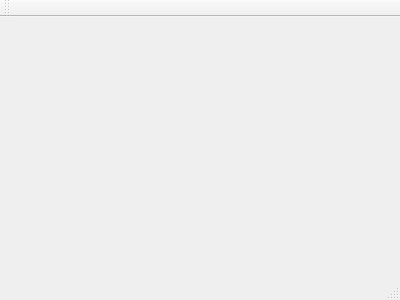
First picture: the form in Coursework3/QtApp/mainwindow.ui, repository aadityaparashar/CppCourseworks, before the edit.
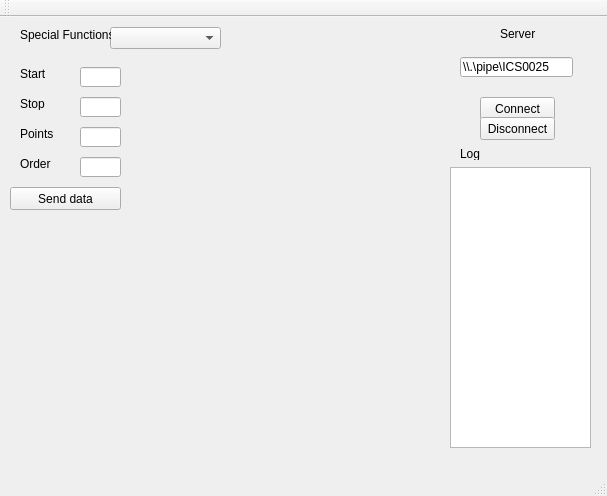
Second picture: the form after the edit. Custom widgets are drawn as their Qt base class.

```diff
--- a/Coursework3/QtApp/mainwindow.ui
+++ b/Coursework3/QtApp/mainwindow.ui
@@ -1,24 +1,261 @@
 <ui version="4.0">
  <class>MainWindow</class>
- <widget class="QMainWindow" name="MainWindow" >
-  <property name="geometry" >
+ <widget class="QMainWindow" name="MainWindow">
+  <property name="geometry">
    <rect>
     <x>0</x>
     <y>0</y>
-    <width>400</width>
-    <height>300</height>
+    <width>607</width>
+    <height>496</height>
    </rect>
   </property>
   <property name="windowTitle" >
    <string>MainWindow</string>
   </property>
-  <widget class="QMenuBar" name="menuBar" />
-  <widget class="QToolBar" name="mainToolBar" />
-  <widget class="QWidget" name="centralWidget" />
-  <widget class="QStatusBar" name="statusBar" />
+  <widget class="QWidget" name="centralWidget">
+   <widget class="QCustomPlot" name="graph_plot" native="true">
+    <property name="geometry">
+     <rect>
+      <x>10</x>
+      <y>200</y>
+      <width>401</width>
+      <height>221</height>
+     </rect>
+    </property>
+   </widget>
+   <widget class="QTextEdit" name="connection_log">
+    <property name="geometry">
+     <rect>
+      <x>450</x>
+      <y>150</y>
+      <width>141</width>
+      <height>281</height>
+     </rect>
+    </property>
+   </widget>
+   <widget class="QPushButton" name="send_data">
+    <property name="geometry">
+     <rect>
+      <x>10</x>
+      <y>170</y>
+      <width>111</width>
+      <height>23</height>
+     </rect>
+    </property>
+    <property name="text">
+     <string>Send data</string>
+    </property>
+   </widget>
+   <widget class="QPushButton" name="server_connect">
+    <property name="geometry">
+     <rect>
+      <x>480</x>
+      <y>80</y>
+      <width>75</width>
+      <height>23</height>
+     </rect>
+    </property>
+    <property name="text">
+     <string>Connect</string>
+    </property>
+   </widget>
+   <widget class="QPushButton" name="server_disconnect">
+    <property name="geometry">
+     <rect>
+      <x>480</x>
+      <y>100</y>
+      <width>75</width>
+      <height>23</height>
+     </rect>
+    </property>
+    <property name="text">
+     <string>Disconnect</string>
+    </property>
+   </widget>
+   <widget class="QComboBox" name="special_functions">
+    <property name="geometry">
+     <rect>
+      <x>110</x>
+      <y>10</y>
+      <width>111</width>
+      <height>22</height>
+     </rect>
+    </property>
+   </widget>
+   <widget class="QLabel" name="label">
+    <property name="geometry">
+     <rect>
+      <x>20</x>
+      <y>50</y>
+      <width>47</width>
+      <height>13</height>
+     </rect>
+    </property>
+    <property name="text">
+     <string>Start</string>
+    </property>
+   </widget>
+   <widget class="QLabel" name="label_2">
+    <property name="geometry">
+     <rect>
+      <x>20</x>
+      <y>80</y>
+      <width>47</width>
+      <height>13</height>
+     </rect>
+    </property>
+    <property name="text">
+     <string>Stop</string>
+    </property>
+   </widget>
+   <widget class="QLabel" name="label_3">
+    <property name="geometry">
+     <rect>
+      <x>20</x>
+      <y>110</y>
+      <width>47</width>
+      <height>13</height>
+     </rect>
+    </property>
+    <property name="text">
+     <string>Points</string>
+    </property>
+   </widget>
+   <widget class="QLabel" name="order_label">
+    <property name="geometry">
+     <rect>
+      <x>20</x>
+      <y>140</y>
+      <width>47</width>
+      <height>13</height>
+     </rect>
+    </property>
+    <property name="text">
+     <string>Order</string>
+    </property>
+   </widget>
+   <widget class="QLabel" name="label_5">
+    <property name="geometry">
+     <rect>
+      <x>20</x>
+      <y>10</y>
+      <width>91</width>
+      <height>16</height>
+     </rect>
+    </property>
+    <property name="text">
+     <string>Special Functions</string>
+    </property>
+   </widget>
+   <widget class="QLabel" name="label_6">
+    <property name="geometry">
+     <rect>
+      <x>500</x>
+      <y>10</y>
+      <width>47</width>
+      <height>13</height>
+     </rect>
+    </property>
+    <property name="text">
+     <string>Server</string>
+    </property>
+   </widget>
+   <widget class="QLabel" name="label_7">
+    <property name="geometry">
+     <rect>
+      <x>460</x>
+      <y>130</y>
+      <width>47</width>
+      <height>13</height>
+     </rect>
+    </property>
+    <property name="text">
+     <string>Log</string>
+    </property>
+   </widget>
+   <widget class="QLineEdit" name="start_value">
+    <property name="geometry">
+     <rect>
+      <x>80</x>
+      <y>50</y>
+      <width>41</width>
+      <height>20</height>
+     </rect>
+    </property>
+   </widget>
+   <widget class="QLineEdit" name="end_value">
+    <property name="geometry">
+     <rect>
+      <x>80</x>
+      <y>80</y>
+      <width>41</width>
+      <height>20</height>
+     </rect>
+    </property>
+   </widget>
+   <widget class="QLineEdit" name="points_value">
+    <property name="geometry">
+     <rect>
+      <x>80</x>
+      <y>110</y>
+      <width>41</width>
+      <height>20</height>
+     </rect>
+    </property>
+   </widget>
+   <widget class="QLineEdit" name="order_value">
+    <property name="geometry">
+     <rect>
+      <x>80</x>
+      <y>140</y>
+      <width>41</width>
+      <height>20</height>
+     </rect>
+    </property>
+   </widget>
+   <widget class="QLineEdit" name="server_address">
+    <property name="geometry">
+     <rect>
+      <x>460</x>
+      <y>40</y>
+      <width>113</width>
+      <height>20</height>
+     </rect>
+    </property>
+    <property name="text">
+     <string>\\.\pipe\ICS0025</string>
+    </property>
+   </widget>
+  </widget>
+  <widget class="QMenuBar" name="menuBar">
+   <property name="geometry">
+    <rect>
+     <x>0</x>
+     <y>0</y>
+     <width>607</width>
+     <height>21</height>
+    </rect>
+   </property>
+  </widget>
+  <widget class="QToolBar" name="mainToolBar">
+   <attribute name="toolBarArea">
+    <enum>TopToolBarArea</enum>
+   </attribute>
+   <attribute name="toolBarBreak">
+    <bool>false</bool>
+   </attribute>
+  </widget>
+  <widget class="QStatusBar" name="statusBar"/>
  </widget>
- <layoutDefault spacing="6" margin="11" />
- <pixmapfunction></pixmapfunction>
+ <layoutdefault spacing="6" margin="11"/>
+ <customwidgets>
+  <customwidget>
+   <class>QCustomPlot</class>
+   <extends>QWidget</extends>
+   <header location="global">qcustomplot.h</header>
+   <container>1</container>
+  </customwidget>
+ </customwidgets>
  <resources/>
  <connections/>
 </ui>
```
Left out of the diff: 3 changed lines with no effect on the pictures.
